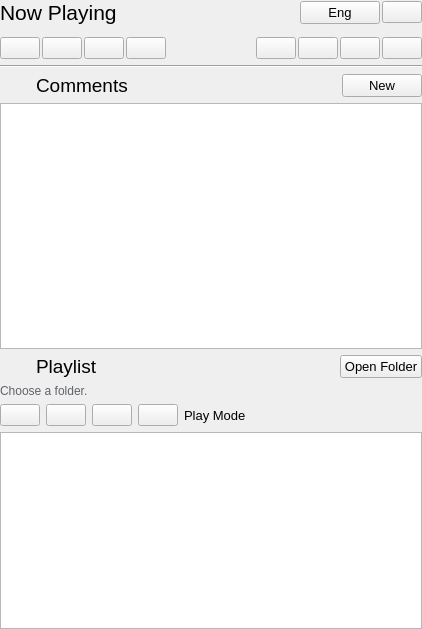
lcx-0504/UserInterfaceCoursework, file listpanel.ui: the form before one commit.
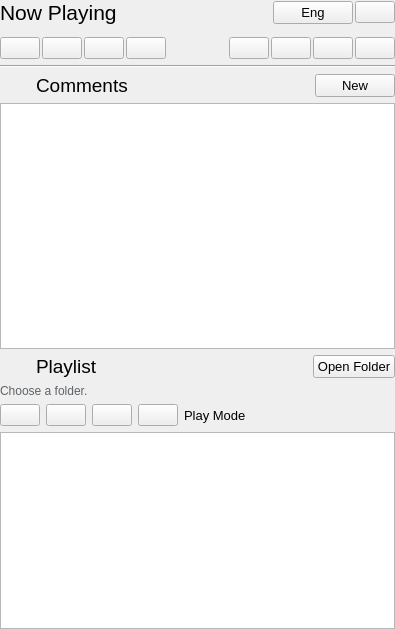
The form after the commit. Icons and pictures are not drawn.

Patch:
```diff
--- a/listpanel.ui
+++ b/listpanel.ui
@@ -6,7 +6,7 @@
    <rect>
     <x>0</x>
     <y>0</y>
-    <width>422</width>
+    <width>395</width>
     <height>629</height>
    </rect>
   </property>
```
